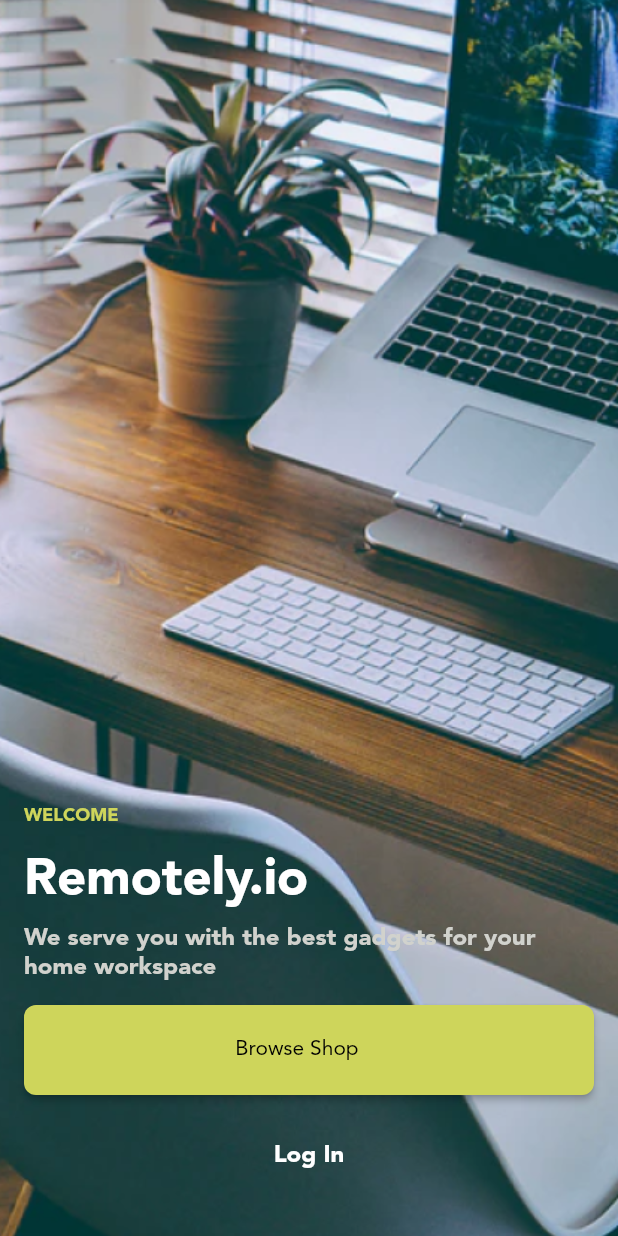
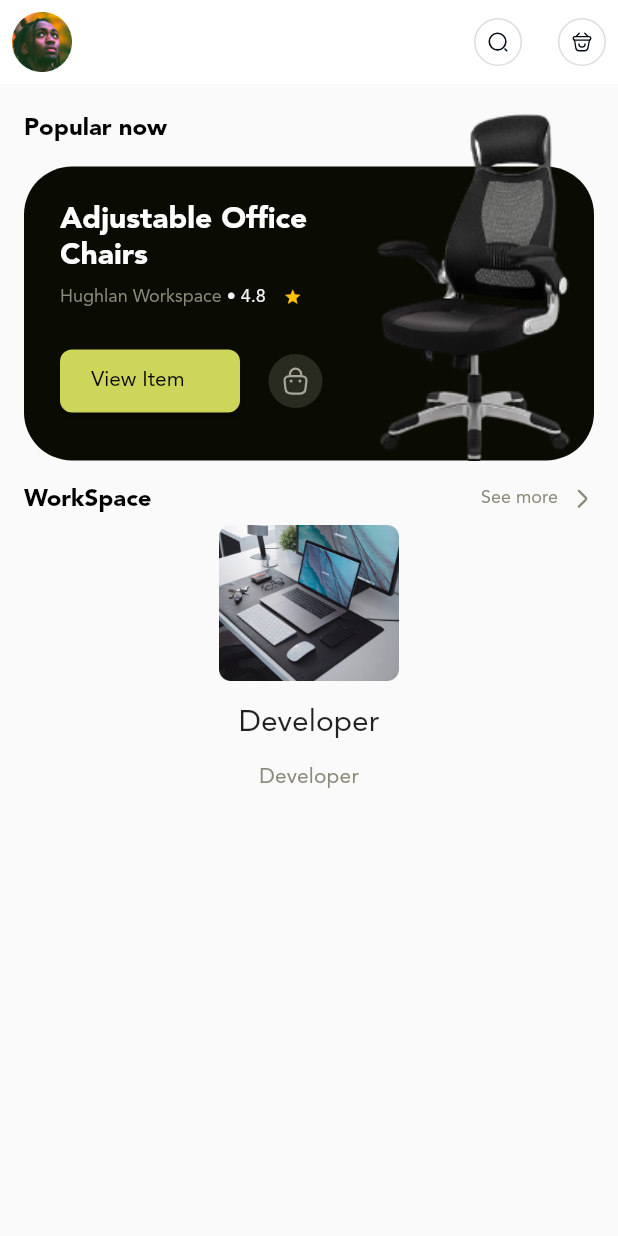
Before and after one commit to ntim-cx/remotely-io, a Flutter app: the screen it shows after launch, after a tap on "Browse Shop", on a phone screen of 412 x 824 dp. Run offline on Flutter 3.47's test engine with Material 2 defaults, Android fonts, the phone set to English and light mode, and no system bars; drawn by our look-alikes of flutter_rating_bar; our stand-ins replace country_code_picker, flutter_svg.

Commit message:
update browse page UI

```diff
--- a/lib/component_widgets/category_item.widget.dart
+++ b/lib/component_widgets/category_item.widget.dart
@@ -27,7 +27,7 @@ class CategoryItem extends StatelessWidget {
       decoration: BoxDecoration(
           borderRadius: BorderRadius.circular(8.0),
           color: AppColors.colorWhiteShade),
-      child: SvgPicture.asset(
+      child: Image.asset(
         featureImage,
         fit: BoxFit.cover,
       ),
--- a/lib/component_widgets/header_item.widget.dart
+++ b/lib/component_widgets/header_item.widget.dart
@@ -16,7 +16,7 @@ class HeaderItem extends StatelessWidget {
   Widget build(BuildContext context) {
     final header = Text(
       title,
-      style: Theme.of(context).textTheme.headline6,
+      style: Theme.of(context).textTheme.subtitle1,
     );
 
     return isVertical
@@ -37,7 +37,7 @@ class HeaderItem extends StatelessWidget {
               header,
               Row(
                 children: [
-                  Text("See more"),
+                  Text("See more",style: Theme.of(context).textTheme.caption.copyWith(fontWeight: FontWeight.w500,color: AppColors.colorGreyDeeper),),
                   Utils.horizontalSpacer(space: 8),
                   SvgPicture.asset(AppImages.ic_right_arrow,
                       color: AppColors.colorGreyDeeper)
--- a/lib/config/router.dart
+++ b/lib/config/router.dart
@@ -2,6 +2,7 @@ import 'package:flutter/material.dart';
 import 'package:remotely_io/constants/routes.dart';
 import 'package:remotely_io/views/auth/login.screen.dart';
 import 'package:remotely_io/views/auth/signup.screen.dart';
+import 'package:remotely_io/views/browse/browse.screen.dart';
 import 'package:remotely_io/views/landing/landing.screen.dart';
 
 Route<dynamic> generateRoute(RouteSettings settings) {
@@ -12,6 +13,8 @@ Route<dynamic> generateRoute(RouteSettings settings) {
       return MaterialPageRoute(builder: (context) => LoginScreen());
     case AppRoutes.signupRoute:
       return MaterialPageRoute(builder: (context) => SignUpScreen());
+    case AppRoutes.browseRoute:
+      return MaterialPageRoute(builder: (context) => BrowseScreen());
     default:
       return MaterialPageRoute(builder: (context) => LandingScreen());
   }
--- a/lib/config/theme.dart
+++ b/lib/config/theme.dart
@@ -10,9 +10,11 @@ ThemeData primaryTheme = ThemeData(
     textTheme: primaryTextTheme);
 
 TextTheme primaryTextTheme = TextTheme().copyWith(
+
   subtitle1: TextStyle().copyWith(
     color: Colors.black,
-    fontSize: 16
+    fontSize: 16,
+    fontWeight: FontWeight.w600
   ),
   subtitle2: TextStyle(
     color: AppColors.colorGreyDeeper,
--- a/lib/constants/images.dart
+++ b/lib/constants/images.dart
@@ -2,12 +2,21 @@
 class AppImages {
   static const ic_minus = "assets/images/svg/ic_minus.svg";
   static const ic_add ='assets/images/svg/ic_add.svg';
+  static const ic_add_to_cart ='assets/images/svg/ic_add_to_cart.svg';
   static const ic_right_arrow ='assets/images/svg/ic_right_arrow.svg';
   static const ic_remove_cart_item ='assets/images/svg/ic_remove_cart_item.svg';
   static const ic_bookmark_heart ='assets/images/svg/ic_bookmark_heart.svg';
+  static const ic_search ='assets/images/svg/ic_search.svg';
+  static const ic_wishlist ='assets/images/svg/ic_wishlist.svg';
   static const splash_background ='assets/images/splash_background.png';
   static const ic_hand_wave ='assets/images/ic_hand_wave.png';
   static const ic_google_logo = 'assets/images/Ic_google_logo.png';
   static const ic_facebook_logo = 'assets/images/ic_facebook_logo.png';
+  static const profileImage = 'assets/images/profile_image.png';
+  //preview images
+  static const previewImageOne = 'assets/images/preview_image_one.png';
+
+  //category images
+  static const categoryImageOne = 'assets/images/cat_item_one.png';
 
 }
--- a/lib/constants/routes.dart
+++ b/lib/constants/routes.dart
@@ -2,4 +2,5 @@ class AppRoutes {
   static const landingRoute = 'landing';
   static const loginRoute = 'login';
   static const signupRoute = 'signUp';
+  static const browseRoute = "browseCatalog";
 }
--- a/lib/views/browse/browse.screen.dart
+++ b/lib/views/browse/browse.screen.dart
@@ -0,0 +1,187 @@
+import 'package:flutter/material.dart';
+import 'package:flutter_rating_bar/flutter_rating_bar.dart';
+import 'package:flutter_svg/flutter_svg.dart';
+import 'package:remotely_io/component_widgets/category_item.widget.dart';
+import 'package:remotely_io/component_widgets/custom_button.widget.dart';
+import 'package:remotely_io/component_widgets/header_item.widget.dart';
+import 'package:remotely_io/config/utils.dart';
+import 'package:remotely_io/constants/colors.dart';
+import 'package:remotely_io/constants/images.dart';
+
+class BrowseScreen extends StatelessWidget {
+  const BrowseScreen({Key key}) : super(key: key);
+
+  @override
+  Widget build(BuildContext context) {
+
+
+    final topPreview = Stack(
+      children: [
+        Container(
+          //padding: EdgeInsets.symmetric(horizontal: 16),
+          child: Column(
+            crossAxisAlignment: CrossAxisAlignment.start,
+            children: [
+              Text(
+                "Popular now",
+                style: Theme.of(context)
+                    .textTheme
+                    .subtitle1,
+              ),
+              Utils.verticalSpacer(),
+              Container(
+                padding: EdgeInsets.all(24.0),
+                decoration: BoxDecoration(
+                  color: AppColors.colorMain,
+                  borderRadius: BorderRadius.circular(32.0),
+                ),
+                child: Column(
+                  crossAxisAlignment: CrossAxisAlignment.start,
+                  children: [
+                    SizedBox(
+                      width: MediaQuery.of(context).size.width * 0.45,
+                      child: Text(
+                        "Adjustable Office Chairs",
+                        style: Theme.of(context).textTheme.headline6.copyWith(
+                            color: Colors.white, fontWeight: FontWeight.w800),
+                      ),
+                    ),
+                    Utils.verticalSpacer(space: 8),
+                    Row(
+                      crossAxisAlignment: CrossAxisAlignment.center,
+                      children: [
+                        Text.rich(
+                          TextSpan(
+                            text: "Hughlan Workspace",
+                            style: Theme.of(context)
+                                .textTheme
+                                .caption
+                                .copyWith(color: AppColors.colorGreyDeeper),
+                            children: [
+                              TextSpan(
+                                  text: " \u{2022} 4.8",
+                                  style: Theme.of(context)
+                                      .textTheme
+                                      .caption
+                                      .copyWith(
+                                      color:
+                                      AppColors.colorWhiteShade)),
+                            ],
+                          ),
+                        ),
+                        Utils.horizontalSpacer(space: 8),
+                        RatingBar.builder(
+                          initialRating: 1,
+                          minRating: 1,
+                          itemSize: 12,
+                          direction: Axis.horizontal,
+                          itemCount: 1,
+                          itemPadding:
+                          EdgeInsets.symmetric(horizontal: 4.0),
+                          itemBuilder: (context, _) => Icon(
+                            Icons.star,
+                            size: 12,
+                            color: Colors.amber,
+                          ),
+                          onRatingUpdate: (rating) {},
+                        ),
+                      ],
+                    ),
+                    Utils.verticalSpacer(space: 20),
+                    Row(
+                      children: [
+                        CustomButton(
+                          isSmall: true,
+                          width: 120,
+                          onPressed: () {},
+                          text: "View Item",
+                        ),
+                        Utils.horizontalSpacer(space: 8),
+                        IconButton(
+                          iconSize: 42,
+                          icon: Container(
+                            padding: EdgeInsets.all(8.0),
+                            child:
+                            SvgPicture.asset(AppImages.ic_add_to_cart),
+                            decoration: BoxDecoration(
+                                color: Color(0xFFA6A798).withOpacity(0.2),
+                                shape: BoxShape.circle),
+                          ),
+                          onPressed: () {},
+                        )
+                      ],
+                    )
+                  ],
+                ),
+              )
+            ],
+          ),
+        ),
+        Positioned(
+          left: MediaQuery.of(context).size.width * 0.57,
+          child: Image.asset(
+            AppImages.previewImageOne,
+          ),
+        )
+      ],
+    );
+
+    return Scaffold(
+        appBar: AppBar(
+          backgroundColor: Colors.white,
+          elevation: 0,
+          leading: Container(
+            padding: EdgeInsets.all(8.0),
+            width: 42,
+            height: 42,
+            decoration: BoxDecoration(shape: BoxShape.circle),
+            child: Image.asset(
+              AppImages.profileImage,
+              width: 42,
+              height: 42,
+            ),
+          ),
+          actions: [
+            actionIcon(AppImages.ic_search, () {}),
+            Utils.horizontalSpacer(space: 8),
+            actionIcon(AppImages.ic_wishlist, () {})
+          ],
+        ),
+        body: Container(
+          padding: EdgeInsets.symmetric(horizontal: 16),
+          child: ListView(
+            children: [
+              Utils.verticalSpacer(space: 20),
+              topPreview,
+              Utils.verticalSpacer(),
+              HeaderItem(title: "WorkSpace", isVertical: false,),
+              CategoryItem(isVertical: true , featureImage: AppImages.categoryImageOne, title: "Developer"),
+
+              /*ListView(
+                scrollDirection: Axis.horizontal,
+                children: [
+                  CategoryItem(isVertical: true , featureImage: AppImages.categoryImageOne, title: "Developer"),
+                ],
+
+              )*/
+            ],
+          ),
+        ));
+  }
+}
+
+Widget actionIcon(String icon, Function onTap, {Color background}) {
+  return IconButton(
+    icon: Container(
+      padding: EdgeInsets.all(8.0),
+      child: SvgPicture.asset(icon),
+      decoration: BoxDecoration(
+          color: background ?? Colors.white,
+          border: Border.all(
+            color: AppColors.colorGreyLighter,
+          ),
+          shape: BoxShape.circle),
+    ),
+    onPressed: onTap,
+  );
+}
--- a/lib/views/landing/landing.screen.dart
+++ b/lib/views/landing/landing.screen.dart
@@ -50,7 +50,7 @@ class LandingScreen extends StatelessWidget {
                 ),
                 Utils.verticalSpacer(),
                 CustomButton(
-                  onPressed: () {},
+                  onPressed: () => Navigator.pushNamedAndRemoveUntil(context, AppRoutes.browseRoute, (route) => false),
                   text: AppString.browseShop,
                 ),
                 Utils.verticalSpacer(),
```
Also changed, not shown: assets/images/svg/ic_add_to_cart.svg, assets/images/svg/ic_search.svg, assets/images/svg/ic_wishlist.svg.
